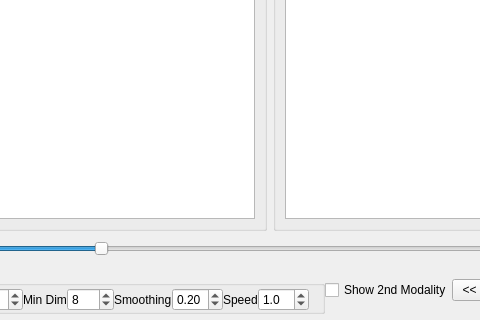
This is regtoolbox.ui in frankyeh/DSI-Studio as Qt 5 draws it before an edit; both pictures show x 530 to 1010 and y 265 to 585 of the 1191 by 585 pixel window. The edited form follows.
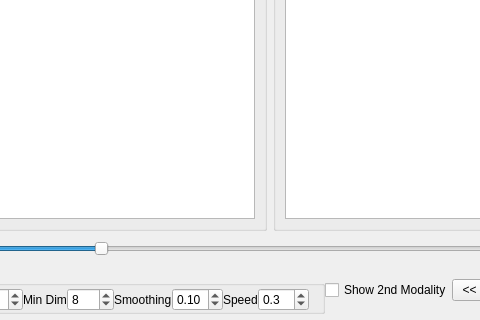
This is the edited form. Icons and pictures are not drawn.

Patch:
```diff
--- a/regtoolbox.ui
+++ b/regtoolbox.ui
@@ -785,7 +785,7 @@
                   <double>0.900000000000000</double>
                  </property>
                  <property name="value">
-                  <double>0.200000000000000</double>
+                  <double>0.100000000000000</double>
                  </property>
                 </widget>
                </item>
@@ -811,7 +811,7 @@
                   <double>0.500000000000000</double>
                  </property>
                  <property name="value">
-                  <double>1.000000000000000</double>
+                  <double>0.300000000000000</double>
                  </property>
                 </widget>
                </item>
```
